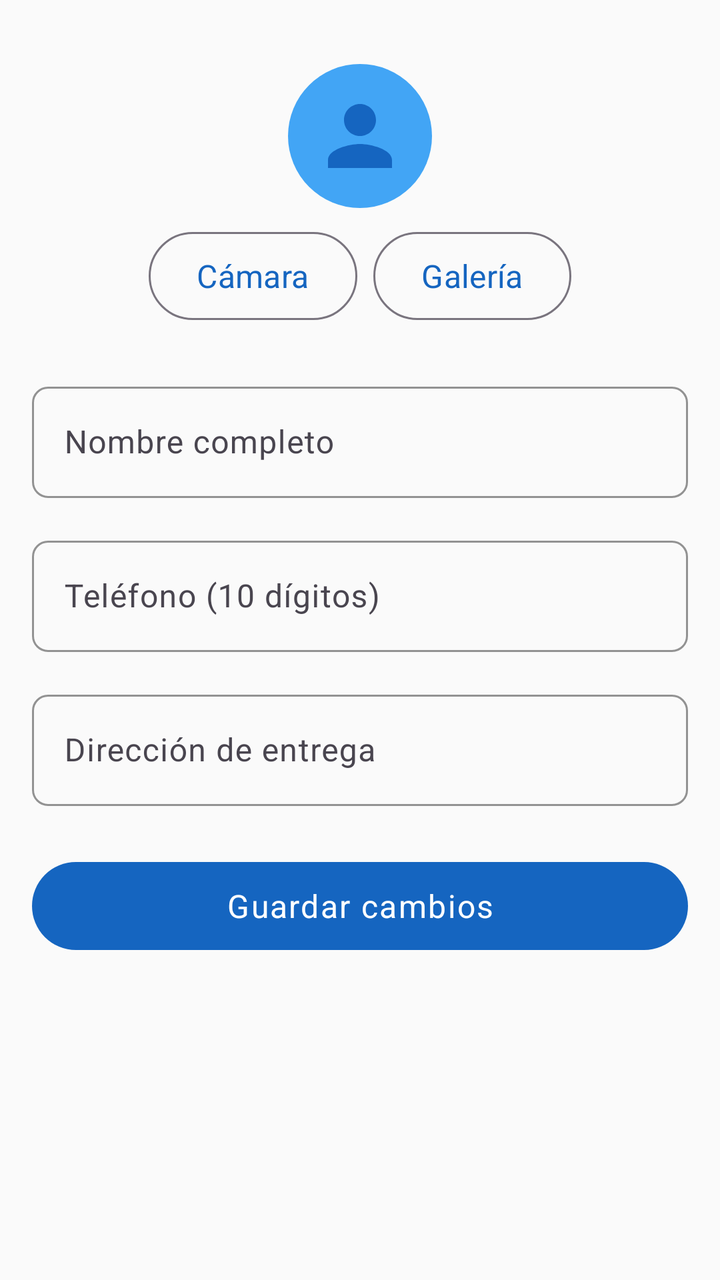
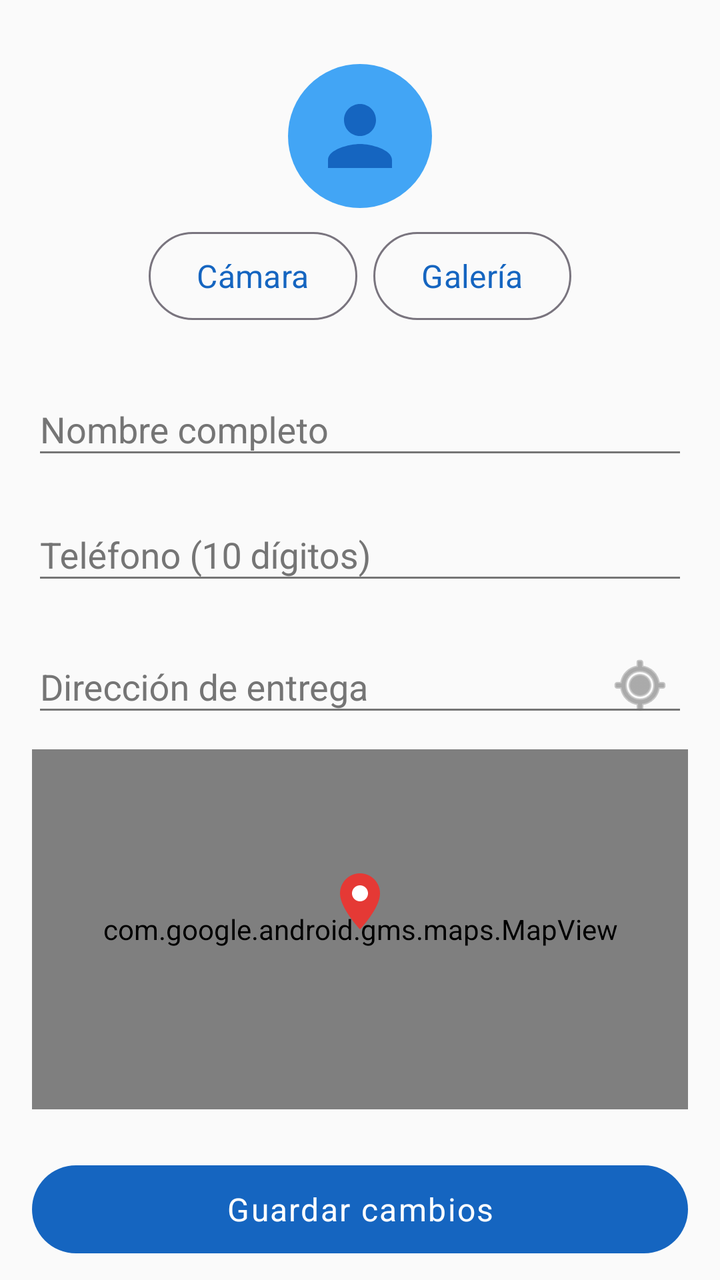

Before-and-after screenshots of an Android layout around one commit, followed by the original layout XML and the change that was made.
<!-- AndroidManifest.xml: application theme Theme.TomenAguita -->
<!-- res/layout/fragment_editar_perfil.xml -->
<?xml version="1.0" encoding="utf-8"?>
<androidx.core.widget.NestedScrollView
    xmlns:android="http://schemas.android.com/apk/res/android"
    xmlns:app="http://schemas.android.com/apk/res-auto"
    android:layout_width="match_parent"
    android:layout_height="match_parent"
    android:background="@color/background">

    <androidx.constraintlayout.widget.ConstraintLayout
        android:layout_width="match_parent"
        android:layout_height="wrap_content"
        android:padding="@dimen/padding_medium">

        <ImageView
            android:id="@+id/ivAvatar"
            android:layout_width="@dimen/avatar_size"
            android:layout_height="@dimen/avatar_size"
            android:src="@drawable/ic_profile"
            android:background="@drawable/bg_circle_avatar"
            android:padding="12dp"
            android:layout_marginTop="@dimen/margin_medium"
            app:layout_constraintEnd_toEndOf="parent"
            app:layout_constraintStart_toStartOf="parent"
            app:layout_constraintTop_toTopOf="parent" />

        <LinearLayout
            android:id="@+id/llFotoButtons"
            android:layout_width="wrap_content"
            android:layout_height="wrap_content"
            android:layout_marginTop="@dimen/margin_small"
            android:orientation="horizontal"
            app:layout_constraintEnd_toEndOf="parent"
            app:layout_constraintStart_toStartOf="parent"
            app:layout_constraintTop_toBottomOf="@id/ivAvatar">

            <com.google.android.material.button.MaterialButton
                android:id="@+id/btnCamara"
                style="@style/Widget.TomenAguita.Button.Outlined"
                android:layout_width="wrap_content"
                android:layout_height="wrap_content"
                android:layout_marginEnd="8dp"
                android:text="@string/btn_camera" />

            <com.google.android.material.button.MaterialButton
                android:id="@+id/btnGaleria"
                style="@style/Widget.TomenAguita.Button.Outlined"
                android:layout_width="wrap_content"
                android:layout_height="wrap_content"
                android:text="@string/btn_gallery" />
        </LinearLayout>

        <com.google.android.material.textfield.TextInputLayout
            android:id="@+id/tilNombre"
            style="@style/Widget.TomenAguita.TextInputLayout"
            android:layout_width="0dp"
            android:layout_height="wrap_content"
            android:layout_marginTop="@dimen/margin_large"
            android:hint="@string/hint_nombre"
            app:layout_constraintEnd_toEndOf="parent"
            app:layout_constraintStart_toStartOf="parent"
            app:layout_constraintTop_toBottomOf="@id/llFotoButtons">
            <com.google.android.material.textfield.TextInputEditText
                android:id="@+id/etNombre"
                android:layout_width="match_parent"
                android:layout_height="wrap_content"
                android:inputType="textPersonName|textCapWords" />
        </com.google.android.material.textfield.TextInputLayout>

        <com.google.android.material.textfield.TextInputLayout
            android:id="@+id/tilTelefono"
            style="@style/Widget.TomenAguita.TextInputLayout"
            android:layout_width="0dp"
            android:layout_height="wrap_content"
            android:layout_marginTop="@dimen/margin_medium"
            android:hint="@string/hint_telefono"
            app:layout_constraintEnd_toEndOf="parent"
            app:layout_constraintStart_toStartOf="parent"
            app:layout_constraintTop_toBottomOf="@id/tilNombre">
            <com.google.android.material.textfield.TextInputEditText
                android:id="@+id/etTelefono"
                android:layout_width="match_parent"
                android:layout_height="wrap_content"
                android:inputType="phone" />
        </com.google.android.material.textfield.TextInputLayout>

        <com.google.android.material.textfield.TextInputLayout
            android:id="@+id/tilDireccion"
            style="@style/Widget.TomenAguita.TextInputLayout"
            android:layout_width="0dp"
            android:layout_height="wrap_content"
            android:layout_marginTop="@dimen/margin_medium"
            android:hint="Dirección de entrega"
            app:layout_constraintEnd_toEndOf="parent"
            app:layout_constraintStart_toStartOf="parent"
            app:layout_constraintTop_toBottomOf="@id/tilTelefono">
            <com.google.android.material.textfield.TextInputEditText
                android:id="@+id/etDireccion"
                android:layout_width="match_parent"
                android:layout_height="wrap_content"
                android:inputType="textPostalAddress" />
        </com.google.android.material.textfield.TextInputLayout>

        <com.google.android.material.button.MaterialButton
            android:id="@+id/btnGuardar"
            style="@style/Widget.TomenAguita.Button"
            android:layout_width="0dp"
            android:layout_height="@dimen/button_height"
            android:layout_marginTop="@dimen/margin_large"
            android:layout_marginBottom="@dimen/margin_large"
            android:text="@string/btn_save"
            app:layout_constraintBottom_toBottomOf="parent"
            app:layout_constraintEnd_toEndOf="parent"
            app:layout_constraintStart_toStartOf="parent"
            app:layout_constraintTop_toBottomOf="@id/tilDireccion" />

    </androidx.constraintlayout.widget.ConstraintLayout>
</androidx.core.widget.NestedScrollView>
<!-- resources referenced by this layout -->
<resources>
  <color name="background">#FAFAFA</color>
  <dimen name="avatar_size">72dp</dimen>
  <dimen name="button_height">52dp</dimen>
  <dimen name="margin_large">24dp</dimen>
  <dimen name="margin_medium">16dp</dimen>
  <dimen name="margin_small">8dp</dimen>
  <dimen name="padding_medium">16dp</dimen>
  <!-- drawable bg_circle_avatar (drawable) -->
  <?xml version="1.0" encoding="utf-8"?>
  <shape xmlns:android="http://schemas.android.com/apk/res/android"
      android:shape="oval">
      <solid android:color="@color/primary_light" />
  </shape>
  <string name="btn_camera">Cámara</string>
  <string name="btn_gallery">Galería</string>
  <string name="btn_save">Guardar cambios</string>
  <string name="hint_nombre">Nombre completo</string>
  <string name="hint_telefono">Teléfono (10 dígitos)</string>
  <style name="Widget.TomenAguita.TextInputLayout" parent="Widget.Material3.TextInputLayout.OutlinedBox">
          <item name="boxCornerRadiusTopStart">@dimen/corner_radius_small</item>
          <item name="boxCornerRadiusTopEnd">@dimen/corner_radius_small</item>
          <item name="boxCornerRadiusBottomStart">@dimen/corner_radius_small</item>
          <item name="boxCornerRadiusBottomEnd">@dimen/corner_radius_small</item>
          <item name="boxStrokeColor">@color/primary</item>
      </style>
  <style name="Theme.TomenAguita" parent="Theme.Material3.DayNight.NoActionBar">
          <item name="colorPrimary">@color/primary</item>
          <item name="colorPrimaryDark">@color/primary_dark</item>
          <item name="colorPrimaryVariant">@color/primary_dark</item>
          <item name="colorOnPrimary">@color/on_primary</item>
          <item name="colorSecondary">@color/secondary</item>
          <item name="colorOnSecondary">@color/on_primary</item>
          <item name="colorError">@color/error</item>
          <item name="android:colorBackground">@color/background</item>
          <item name="colorSurface">@color/surface</item>
          <item name="android:statusBarColor">@color/primary_dark</item>
          <item name="android:navigationBarColor">@color/surface</item>
          <item name="android:fontFamily">sans-serif</item>
      </style>
  <color name="primary_light">#42A5F5</color>
  <color name="primary">#1565C0</color>
  <dimen name="corner_radius_button">24dp</dimen>
  <dimen name="text_medium">16sp</dimen>
  <dimen name="corner_radius_small">8dp</dimen>
  <color name="primary_dark">#0D47A1</color>
  <color name="on_primary">#FFFFFF</color>
  <color name="secondary">#00BCD4</color>
  <color name="error">#B00020</color>
  <color name="surface">#FFFFFF</color>
  <!-- unchanged entries left out for length: 3 -->
</resources>

<!-- the commit's change to res/layout/fragment_editar_perfil.xml (unified diff, before → after) -->
@@ -47,6 +47,17 @@
                 android:layout_width="wrap_content"
                 android:layout_height="wrap_content"
                 android:text="@string/btn_gallery" />
+
+            <com.google.android.material.button.MaterialButton
+                android:id="@+id/btnBorrarFoto"
+                style="@style/Widget.TomenAguita.Button.Outlined"
+                android:layout_width="wrap_content"
+                android:layout_height="wrap_content"
+                android:layout_marginStart="8dp"
+                android:text="@string/btn_delete_photo"
+                android:textColor="@color/error"
+                app:strokeColor="@color/error"
+                android:visibility="gone" />
         </LinearLayout>
 
         <com.google.android.material.textfield.TextInputLayout
@@ -90,6 +101,9 @@
             android:layout_height="wrap_content"
             android:layout_marginTop="@dimen/margin_medium"
             android:hint="Dirección de entrega"
+            app:endIconMode="custom"
+            app:endIconDrawable="@android:drawable/ic_menu_mylocation"
+            app:endIconContentDescription="@string/btn_detect_location"
             app:layout_constraintEnd_toEndOf="parent"
             app:layout_constraintStart_toStartOf="parent"
             app:layout_constraintTop_toBottomOf="@id/tilTelefono">
@@ -100,6 +114,44 @@
                 android:inputType="textPostalAddress" />
         </com.google.android.material.textfield.TextInputLayout>
 
+        <TextView
+            android:id="@+id/tvLocationStatus"
+            android:layout_width="0dp"
+            android:layout_height="wrap_content"
+            android:layout_marginTop="2dp"
+            android:paddingHorizontal="4dp"
+            android:textSize="12sp"
+            android:textColor="@color/on_background_secondary"
+            android:visibility="gone"
+            app:layout_constraintEnd_toEndOf="parent"
+            app:layout_constraintStart_toStartOf="parent"
+            app:layout_constraintTop_toBottomOf="@id/tilDireccion" />
+
+        
+        <FrameLayout
+            android:id="@+id/mapContainer"
+            android:layout_width="0dp"
+            android:layout_height="180dp"
+            android:layout_marginTop="@dimen/margin_small"
+            app:layout_constraintEnd_toEndOf="parent"
+            app:layout_constraintStart_toStartOf="parent"
+            app:layout_constraintTop_toBottomOf="@id/tvLocationStatus">
+
+            <com.google.android.gms.maps.MapView
+                android:id="@+id/mapView"
+                android:layout_width="match_parent"
+                android:layout_height="match_parent" />
+
+            <ImageView
+                android:layout_width="32dp"
+                android:layout_height="32dp"
+                android:layout_gravity="center"
+                android:translationY="-14dp"
+                android:src="@drawable/ic_pin_map"
+                android:elevation="4dp"
+                android:contentDescription="@null" />
+        </FrameLayout>
+
         <com.google.android.material.button.MaterialButton
             android:id="@+id/btnGuardar"
             style="@style/Widget.TomenAguita.Button"
@@ -108,10 +160,9 @@
             android:layout_marginTop="@dimen/margin_large"
             android:layout_marginBottom="@dimen/margin_large"
             android:text="@string/btn_save"
-            app:layout_constraintBottom_toBottomOf="parent"
             app:layout_constraintEnd_toEndOf="parent"
             app:layout_constraintStart_toStartOf="parent"
-            app:layout_constraintTop_toBottomOf="@id/tilDireccion" />
+            app:layout_constraintTop_toBottomOf="@id/mapContainer" />
 
     </androidx.constraintlayout.widget.ConstraintLayout>
 </androidx.core.widget.NestedScrollView>
<!-- resource entries referenced after the edit -->
@@ -13,7 +13,25 @@
       android:shape="oval">
       <solid android:color="@color/primary_light" />
   </shape>
+  <!-- drawable ic_pin_map (drawable) -->
+  <?xml version="1.0" encoding="utf-8"?>
+  <vector xmlns:android="http://schemas.android.com/apk/res/android"
+      android:width="32dp"
+      android:height="32dp"
+      android:viewportWidth="32"
+      android:viewportHeight="32">
+      
+      <path
+          android:fillColor="#E53935"
+          android:pathData="M16,2C10.48,2 6,6.48 6,12C6,19.5 16,30 16,30C16,30 26,19.5 26,12C26,6.48 21.52,2 16,2Z" />
+      
+      <path
+          android:fillColor="#FFFFFF"
+          android:pathData="M16,16C13.79,16 12,14.21 12,12C12,9.79 13.79,8 16,8C18.21,8 20,9.79 20,12C20,14.21 18.21,16 16,16Z" />
+  </vector>
   <string name="btn_camera">Cámara</string>
+  <string name="btn_delete_photo">Borrar foto</string>
+  <string name="btn_detect_location">Detectar ubicación</string>
   <string name="btn_gallery">Galería</string>
   <string name="btn_save">Guardar cambios</string>
   <string name="hint_nombre">Nombre completo</string>
@@ -24,6 +42,7 @@
           <item name="boxCornerRadiusBottomStart">@dimen/corner_radius_small</item>
           <item name="boxCornerRadiusBottomEnd">@dimen/corner_radius_small</item>
           <item name="boxStrokeColor">@color/primary</item>
+          <item name="materialThemeOverlay">@style/ThemeOverlay.TomenAguita.TextInput</item>
       </style>
   <style name="Theme.TomenAguita" parent="Theme.Material3.DayNight.NoActionBar">
           <item name="colorPrimary">@color/primary</item>
@@ -38,17 +57,26 @@
           <item name="android:statusBarColor">@color/primary_dark</item>
           <item name="android:navigationBarColor">@color/surface</item>
           <item name="android:fontFamily">sans-serif</item>
+          
+          <item name="android:textColorPrimary">@color/on_background</item>
+          <item name="android:textColorSecondary">@color/on_background_secondary</item>
       </style>
   <color name="primary_light">#42A5F5</color>
   <color name="primary">#1565C0</color>
   <dimen name="corner_radius_button">24dp</dimen>
   <dimen name="text_medium">16sp</dimen>
   <dimen name="corner_radius_small">8dp</dimen>
+  <style name="ThemeOverlay.TomenAguita.TextInput" parent="">
+          <item name="colorOnSurface">@color/primary</item>
+          <item name="colorOnSurfaceVariant">@color/on_background_secondary</item>
+      </style>
   <color name="primary_dark">#0D47A1</color>
   <color name="on_primary">#FFFFFF</color>
   <color name="secondary">#00BCD4</color>
   <color name="error">#B00020</color>
+  <color name="on_background_secondary">#757575</color>
   <color name="surface">#FFFFFF</color>
+  <color name="on_background">#212121</color>
   <!-- unchanged entries left out for length: 3 -->
 </resources>
 
